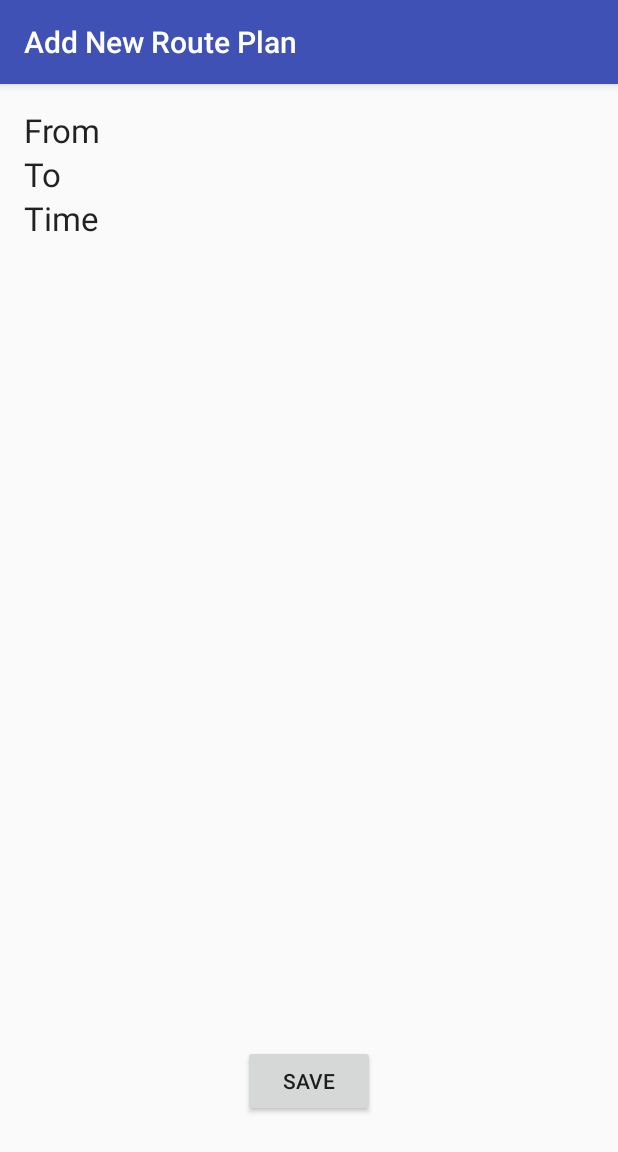
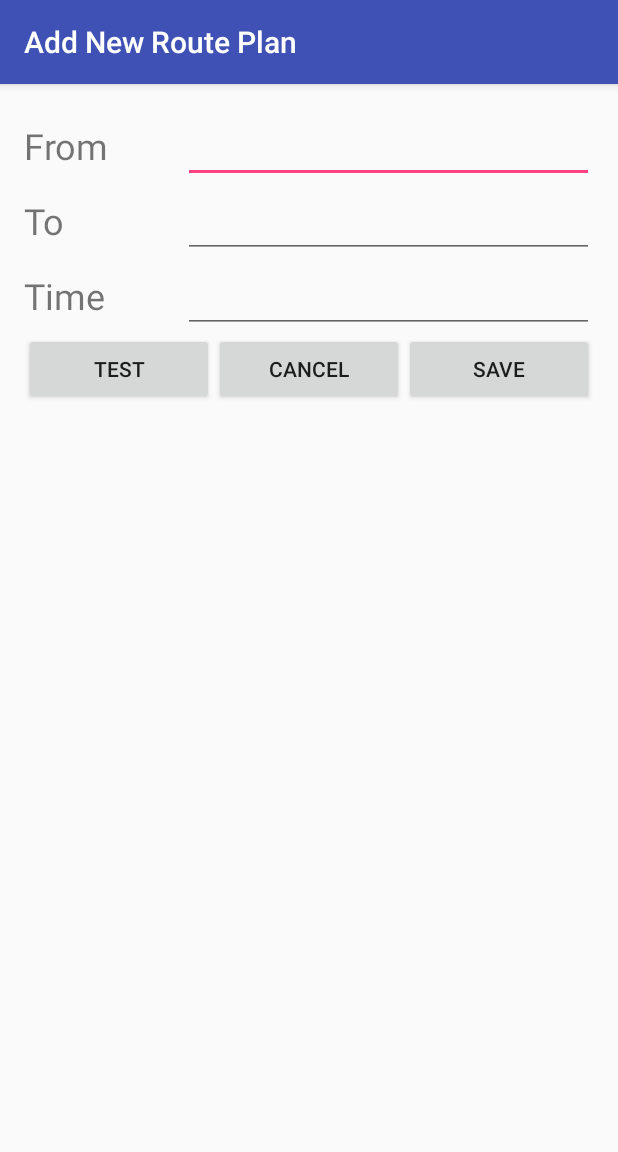
Before and after one commit to Will1229/BestRoute, an Android app: the NewItemActivity screen opened directly, with no data from a screen before it, on a phone screen of 412 x 824 dp. Shown: the top 1152 px of the screen. Run offline under Robolectric (Android 15) with nearby library versions, the phone set to English and light mode, and no system bars.

Commit message:
Add new item.

```diff
--- a/app/build.gradle
+++ b/app/build.gradle
@@ -22,6 +22,7 @@ android {
 dependencies {
     compile fileTree(dir: 'libs', include: ['*.jar'])
     testCompile 'junit:junit:4.12'
+    testCompile "org.mockito:mockito-core:1.9.5"
     compile 'com.android.support:appcompat-v7:23.1.1'
     compile 'com.android.support:design:23.1.1'
     compile 'com.android.support:support-v4:23.1.1'
--- /dev/null
+++ b/app/src/main/java/com/will/studio/bestroute/Backend/RouteDataManager.java
@@ -0,0 +1,16 @@
+package com.will.studio.bestroute.Backend;
+
+import java.io.File;
+import java.util.ArrayList;
+
+/**
+ * Created by egaozhi on 2015-12-21.
+ */
+public interface RouteDataManager {
+
+    boolean saveData(String destDir, RouteItem newItem);
+
+    RouteItem readData(String srcDir);
+
+    ArrayList<RouteItem> readAllData(String srcDir);
+}
--- a/app/src/main/java/com/will/studio/bestroute/Frontend/NewItem/NewItemActivity.java
+++ b/app/src/main/java/com/will/studio/bestroute/Frontend/NewItem/NewItemActivity.java
@@ -3,18 +3,25 @@ package com.will.studio.bestroute.Frontend.NewItem;
 import android.os.Bundle;
 import android.support.v7.app.AppCompatActivity;
 import android.support.v7.widget.Toolbar;
+import android.util.Log;
 import android.view.View;
 import android.widget.Button;
+import android.widget.EditText;
 
+import com.will.studio.bestroute.Backend.RouteDataManager;
+import com.will.studio.bestroute.Backend.RouteDataManagerImpl;
+import com.will.studio.bestroute.Backend.RouteItem;
 import com.will.studio.bestroute.R;
 
 public class NewItemActivity extends AppCompatActivity {
+
+    public static final String TAG = NewItemActivity.class.getSimpleName();
 
     @Override
     protected void onCreate(Bundle savedInstanceState) {
         super.onCreate(savedInstanceState);
         setContentView(R.layout.activity_new_item);
-        Toolbar toolbar = (Toolbar) findViewById(R.id.toolbar_new_item);
+        Toolbar toolbar = (Toolbar) findViewById(R.id.toolbar_add_new_item);
         toolbar.setTitle(R.string.toolbar_title);
         setSupportActionBar(toolbar);
 
@@ -22,9 +29,49 @@ public class NewItemActivity extends AppCompatActivity {
         saveButton.setOnClickListener(new View.OnClickListener() {
             @Override
             public void onClick(View v) {
+                RouteItem newItem = readFromAllText();
+
+                RouteDataManager routeDataManager = new RouteDataManagerImpl();
+                String dir = getApplicationContext().getFilesDir().getAbsolutePath();
+                boolean success = routeDataManager.saveData(dir, newItem);
+                if (success) {
+                    finish();
+                }
+            }
+        });
+
+        final Button cancelButton = (Button) findViewById(R.id.cancel_button);
+        cancelButton.setOnClickListener(new View.OnClickListener() {
+            @Override
+            public void onClick(View v) {
+                finish();
+            }
+        });
+
+        final Button testButton = (Button) findViewById(R.id.test_button);
+        testButton.setOnClickListener(new View.OnClickListener() {
+            @Override
+            public void onClick(View v) {
 
             }
         });
     }
 
+    private RouteItem readFromAllText() {
+
+        EditText editText = (EditText) findViewById(R.id.From);
+        String from = editText.getText().toString();
+        editText = (EditText) findViewById(R.id.To);
+        String to = editText.getText().toString();
+        editText = (EditText) findViewById(R.id.Time);
+        String time = editText.getText().toString();
+
+        RouteItem item = new RouteItem(from, to, time);
+
+        Log.d(TAG, "readFromAllText return: " + item.toString());
+
+        return item;
+    }
+
+
 }
--- a/app/src/main/res/layout/activity_new_item.xml
+++ b/app/src/main/res/layout/activity_new_item.xml
@@ -13,7 +13,7 @@
         android:theme="@style/AppTheme.AppBarOverlay">
 
         <android.support.v7.widget.Toolbar
-            android:id="@+id/toolbar_new_item"
+            android:id="@+id/toolbar_add_new_item"
             android:layout_width="match_parent"
             android:layout_height="?attr/actionBarSize"
             android:background="?attr/colorPrimary"
--- a/app/src/main/res/layout/app_bar_main.xml
+++ b/app/src/main/res/layout/app_bar_main.xml
@@ -13,7 +13,7 @@
         android:theme="@style/AppTheme.AppBarOverlay">
 
         <android.support.v7.widget.Toolbar
-            android:id="@+id/toolbar_new_item"
+            android:id="@+id/toolbar_add_new_item"
             android:layout_width="match_parent"
             android:layout_height="?attr/actionBarSize"
             android:background="?attr/colorPrimary"
--- a/app/src/main/res/layout/content_new_item.xml
+++ b/app/src/main/res/layout/content_new_item.xml
@@ -1,9 +1,10 @@
 <?xml version="1.0" encoding="utf-8"?>
-<RelativeLayout xmlns:android="http://schemas.android.com/apk/res/android"
+<TableLayout xmlns:android="http://schemas.android.com/apk/res/android"
     xmlns:app="http://schemas.android.com/apk/res-auto"
     xmlns:tools="http://schemas.android.com/tools"
     android:layout_width="match_parent"
     android:layout_height="match_parent"
+    android:orientation="vertical"
     android:paddingBottom="@dimen/activity_vertical_margin"
     android:paddingLeft="@dimen/activity_horizontal_margin"
     android:paddingRight="@dimen/activity_horizontal_margin"
@@ -13,41 +14,97 @@
     tools:showIn="@layout/activity_new_item">
 
 
+    <TableRow>
+
         <TextView
+            android:layout_width="match_parent"
+            android:layout_height="match_parent"
+            android:layout_weight="1"
+            android:gravity="center_vertical"
+            android:text="From"
+            android:textSize="24dp" />
+
+        <EditText
             android:id="@+id/From"
             android:layout_width="match_parent"
-        android:layout_height="wrap_content"
+            android:layout_height="match_parent"
             android:layout_alignParentLeft="true"
             android:layout_alignParentStart="true"
             android:layout_alignParentTop="true"
+            android:layout_weight="10"
             android:editable="true"
-        android:onClick="setContentView"
-        android:text="From"
             android:textAppearance="?android:attr/textAppearanceLarge" />
 
+    </TableRow>
+
+    <TableRow>
+
         <TextView
+            android:layout_width="match_parent"
+            android:layout_height="match_parent"
+            android:layout_weight="1"
+            android:gravity="center_vertical"
+            android:text="To"
+            android:textSize="24dp" />
+
+        <EditText
             android:id="@+id/To"
             android:layout_width="match_parent"
             android:layout_height="wrap_content"
             android:layout_alignParentLeft="true"
             android:layout_alignParentStart="true"
             android:layout_below="@+id/From"
+            android:layout_weight="10"
             android:editable="true"
-        android:onClick="setContentView"
-        android:text="To"
             android:textAppearance="?android:attr/textAppearanceLarge" />
 
+    </TableRow>
+
+    <TableRow>
+
         <TextView
-        android:id="@+id/time"
+            android:layout_width="match_parent"
+            android:layout_height="match_parent"
+            android:layout_weight="1"
+            android:gravity="center_vertical"
+            android:text="Time"
+            android:textSize="24dp" />
+
+
+        <EditText
+            android:id="@+id/Time"
             android:layout_width="match_parent"
             android:layout_height="wrap_content"
             android:layout_alignParentLeft="true"
             android:layout_alignParentStart="true"
             android:layout_below="@+id/To"
+            android:layout_weight="10"
             android:editable="true"
-        android:onClick="setContentView"
-        android:text="Time"
             android:textAppearance="?android:attr/textAppearanceLarge" />
+
+    </TableRow>
+
+
+    <TableRow>
+
+        <Button
+            android:id="@+id/test_button"
+            android:layout_width="wrap_content"
+            android:layout_height="wrap_content"
+            android:layout_weight="1"
+            android:clickable="true"
+            android:text="Test" />
+
+        <Button
+            android:id="@+id/cancel_button"
+            android:layout_width="wrap_content"
+            android:layout_height="wrap_content"
+            android:layout_alignParentBottom="true"
+            android:layout_centerHorizontal="true"
+            android:layout_gravity="center_horizontal"
+            android:layout_weight="1"
+            android:clickable="true"
+            android:text="Cancel" />
 
         <Button
             android:id="@+id/save_button"
@@ -55,9 +112,13 @@
             android:layout_height="wrap_content"
             android:layout_alignParentBottom="true"
             android:layout_centerHorizontal="true"
-        android:layout_marginBottom="63dp"
+            android:layout_gravity="right"
+            android:layout_weight="1"
             android:clickable="true"
             android:text="Save" />
 
 
-</RelativeLayout>
+    </TableRow>
+
+
+</TableLayout>
```
Also changed, not shown: app/src/main/java/com/will/studio/bestroute/Backend/RouteDataManagerImpl.java (added, +58 -0 lines), app/src/main/java/com/will/studio/bestroute/Backend/RouteItem.java (added, +120 -0 lines), app/src/main/java/com/will/studio/bestroute/Backend/test/TestRouteDataManagerImpl.java (added, +54 -0 lines), app/src/main/java/com/will/studio/bestroute/Frontend/main/MainActivity.java (+33 -1 lines), app/src/main/java/com/will/studio/bestroute/Frontend/test/TestMainActivity.java (renamed from app/src/main/java/com/will/studio/bestroute/Frontend/main/test/TestMainActivity.java, +1 -1 lines), app/src/main/res/layout/content_main.xml (+13 -3 lines), 6 other files. Lines whose indentation alone changed are shown as unchanged.
